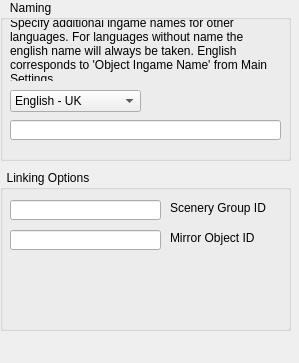
Above: editor_app/gui/tab_naming_misc.ui from danielmeinert/objectcreator before the change. Below: the same form after it.
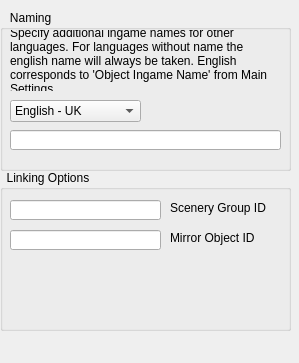
That is the form after the change.

Commit message: adapt widgets ui

Patch:
```diff
--- a/editor_app/gui/tab_naming_misc.ui
+++ b/editor_app/gui/tab_naming_misc.ui
@@ -17,7 +17,7 @@
    <property name="geometry">
     <rect>
      <x>0</x>
-     <y>0</y>
+     <y>10</y>
      <width>291</width>
      <height>161</height>
     </rect>
```
The commit also changes 1 other file.
